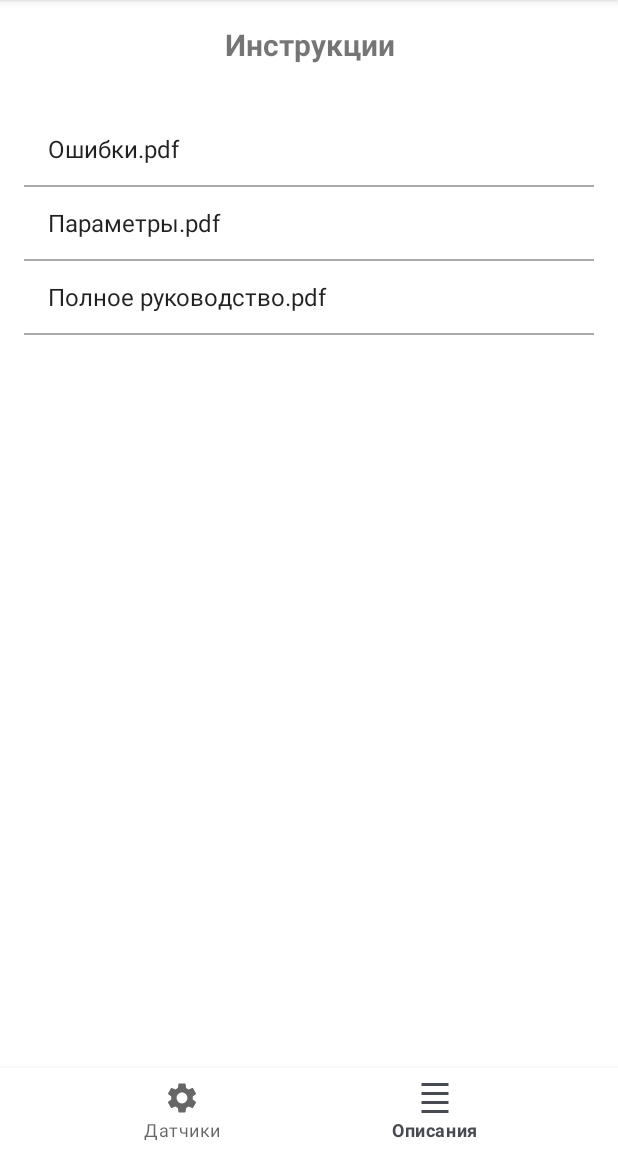
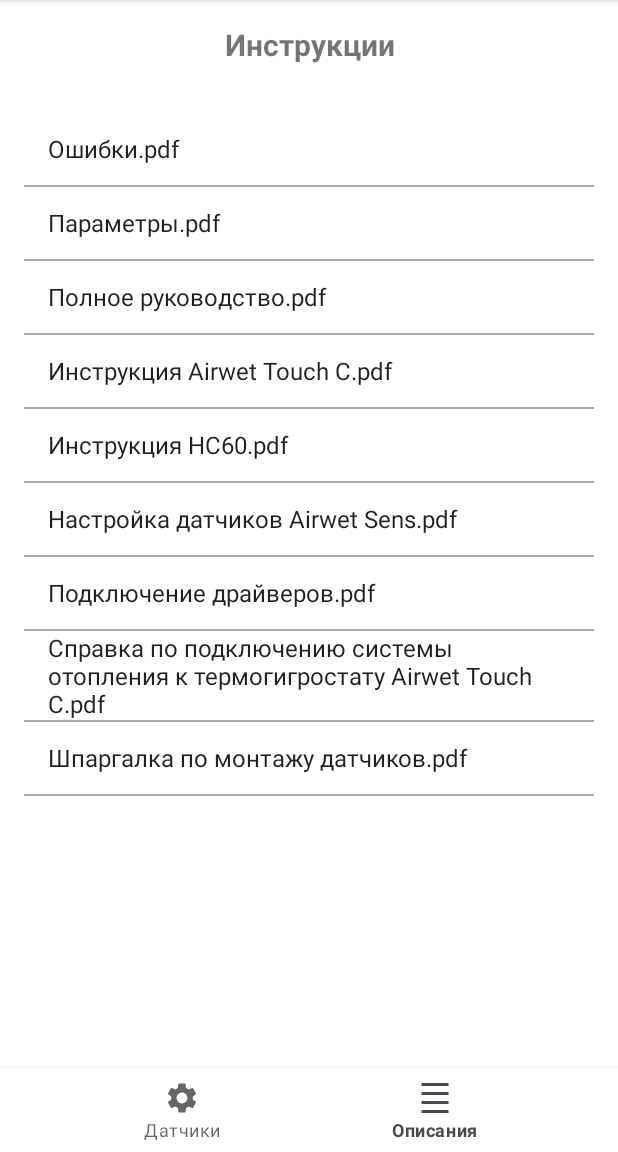
Before and after one commit to TimurAbyzbaev/Airwet_helper, an Android app: the screen it shows after launch (MainActivity), item 2 of the bottom bar chosen, on a phone screen of 412 x 824 dp, the part 84-1236 px from its top. Run offline under Robolectric (Android 15) with nearby library versions, the phone set to English and light mode, and no system bars.

Commit message:
Добавил инструкции

```diff
--- a/app/src/main/java/ru/abyzbaev/airwetenghelper/PdfListFragment.kt
+++ b/app/src/main/java/ru/abyzbaev/airwetenghelper/PdfListFragment.kt
@@ -11,7 +11,17 @@ import androidx.fragment.app.Fragment
 class PdfListFragment : Fragment() {
 
     private lateinit var pdfListView: ListView
-    private val pdfFiles = arrayOf("Ошибки.pdf", "Параметры.pdf", "Полное руководство.pdf") // Ваши PDF файлы в папке assets
+    private val pdfFiles = arrayOf(
+        "Ошибки.pdf",
+        "Параметры.pdf",
+        "Полное руководство.pdf",
+        "Инструкция Airwet Touch C.pdf",
+        "Инструкция HC60.pdf",
+        "Настройка датчиков Airwet Sens.pdf",
+        "Подключение драйверов.pdf",
+        "Справка по подключению системы отопления к термогигростату Airwet Touch C.pdf",
+        "Шпаргалка по монтажу датчиков.pdf"
+    ) // PDF файлы в папке assets
 
     override fun onCreateView(
         inflater: LayoutInflater, container: ViewGroup?,
```
Also changed, not shown: 6 other files.
